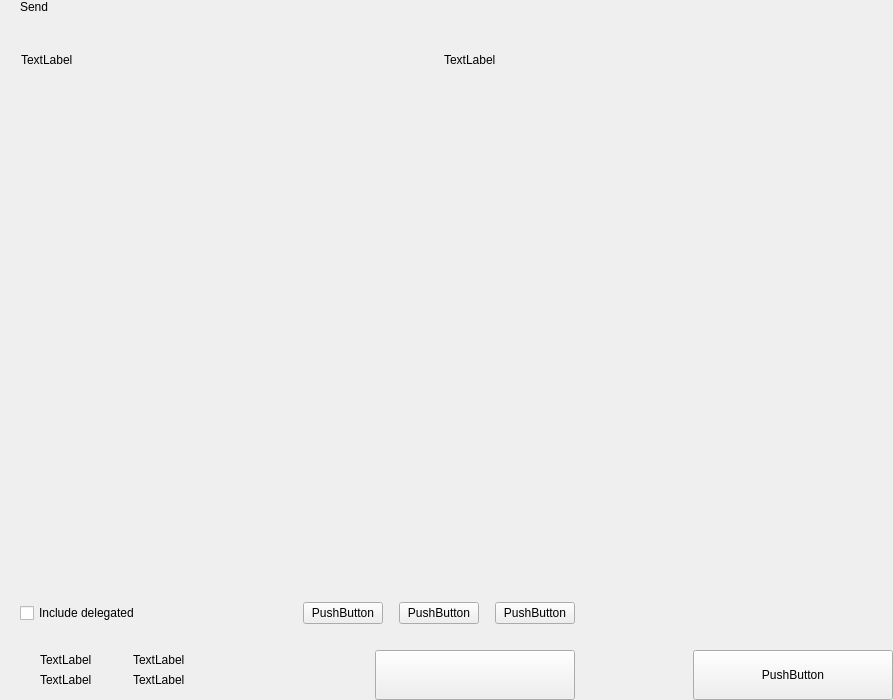
This is src/qt/rapids/forms/send.ui in RapidsOfficial/Rapids as Qt 5 draws it before an edit. The edited form follows.
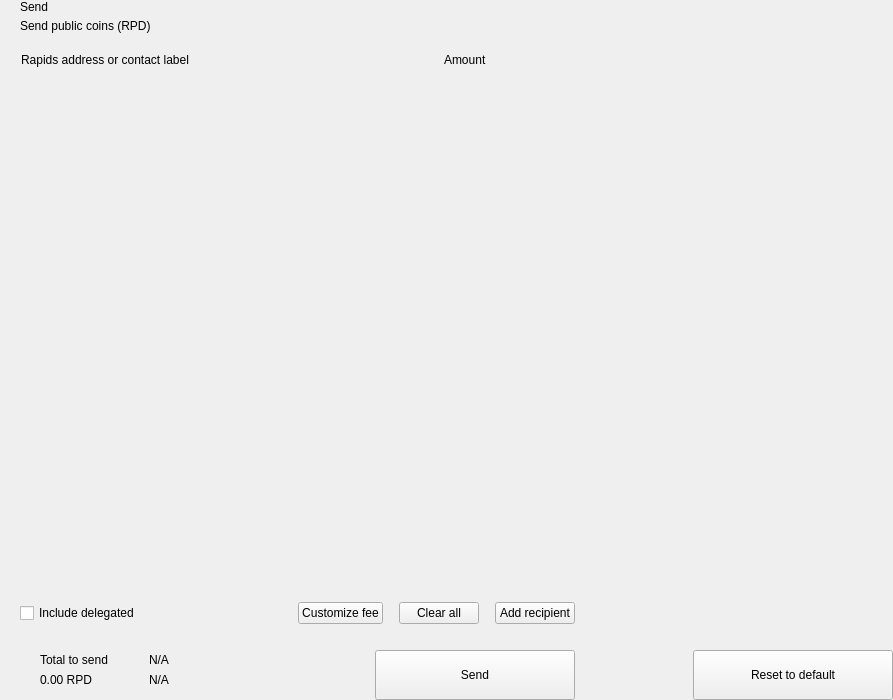
This is the edited form. Custom widgets are drawn as their Qt base class.

Patch:
```diff
--- a/src/qt/rapids/forms/send.ui
+++ b/src/qt/rapids/forms/send.ui
@@ -81,7 +81,7 @@
             <item>
              <widget class="QLabel" name="labelSubtitle1">
               <property name="text">
-               <string/>
+               <string>Send public coins (RPD)</string>
               </property>
              </widget>
             </item>
@@ -148,7 +148,7 @@
              <string notr="true">margin-left:8px;</string>
             </property>
             <property name="text">
-             <string>TextLabel</string>
+             <string>Rapids address or contact label</string>
             </property>
            </widget>
           </item>
@@ -171,7 +171,7 @@
           <item>
            <widget class="QLabel" name="labelSubtitleAmount">
             <property name="text">
-             <string>TextLabel</string>
+             <string>Amount</string>
             </property>
            </widget>
           </item>
@@ -305,7 +305,7 @@
              <enum>Qt::NoFocus</enum>
             </property>
             <property name="text">
-             <string>PushButton</string>
+             <string>Customize fee</string>
             </property>
            </widget>
           </item>
@@ -334,7 +334,7 @@
              <enum>Qt::RightToLeft</enum>
             </property>
             <property name="text">
-             <string>PushButton</string>
+             <string>Clear all</string>
             </property>
            </widget>
           </item>
@@ -360,7 +360,7 @@
              <enum>Qt::NoFocus</enum>
             </property>
             <property name="text">
-             <string>PushButton</string>
+             <string>Add recipient</string>
             </property>
            </widget>
           </item>
@@ -464,14 +464,14 @@
                      <item>
                       <widget class="QLabel" name="labelTitleTotalSend">
                        <property name="text">
-                        <string>TextLabel</string>
+                        <string>Total to send</string>
                        </property>
                       </widget>
                      </item>
                      <item>
                       <widget class="QLabel" name="labelAmountSend">
                        <property name="text">
-                        <string>TextLabel</string>
+                        <string notr="true">0.00 RPD</string>
                        </property>
                       </widget>
                      </item>
@@ -536,14 +536,14 @@
                      <item>
                       <widget class="QLabel" name="labelTitleTotalRemaining">
                        <property name="text">
-                        <string>TextLabel</string>
+                        <string notr="true">N/A</string>
                        </property>
                       </widget>
                      </item>
                      <item>
                       <widget class="QLabel" name="labelAmountRemaining">
                        <property name="text">
-                        <string>TextLabel</string>
+                        <string notr="true">N/A</string>
                        </property>
                       </widget>
                      </item>
@@ -593,7 +593,7 @@
              <enum>Qt::NoFocus</enum>
             </property>
             <property name="text">
-             <string/>
+             <string>Send</string>
             </property>
            </widget>
           </item>
@@ -700,7 +700,7 @@
              <enum>Qt::NoFocus</enum>
             </property>
             <property name="text">
-             <string>PushButton</string>
+             <string>Reset to default</string>
             </property>
            </widget>
           </item>
```
Left out of the diff: 7 changed lines with no effect on the pictures.
